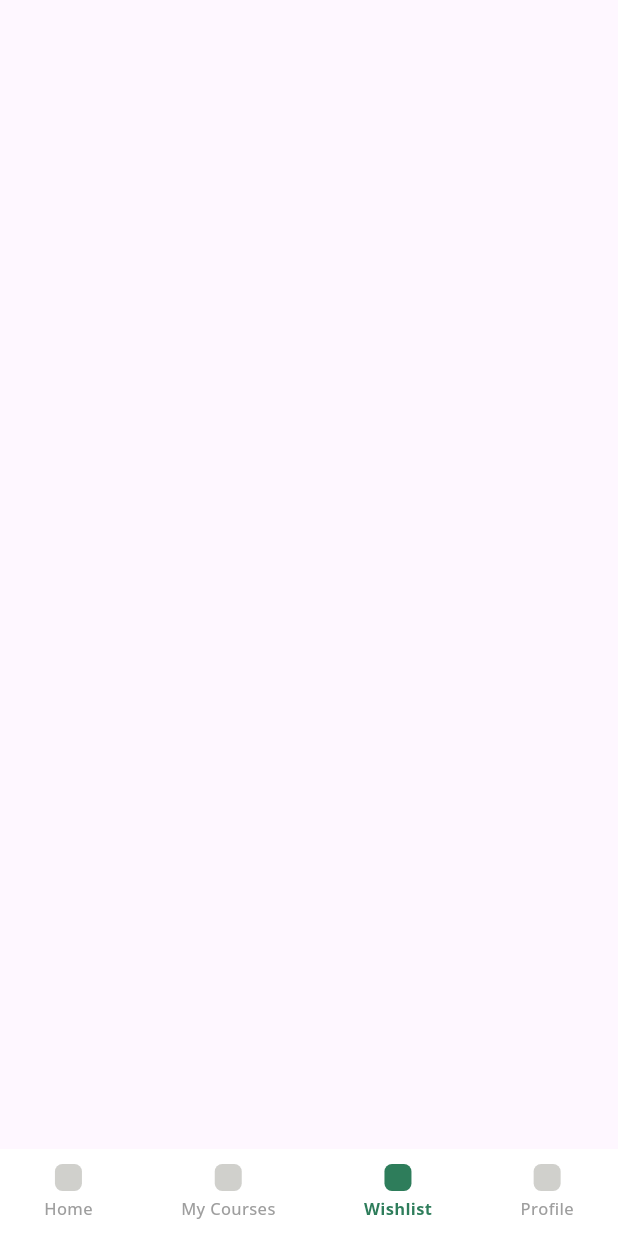
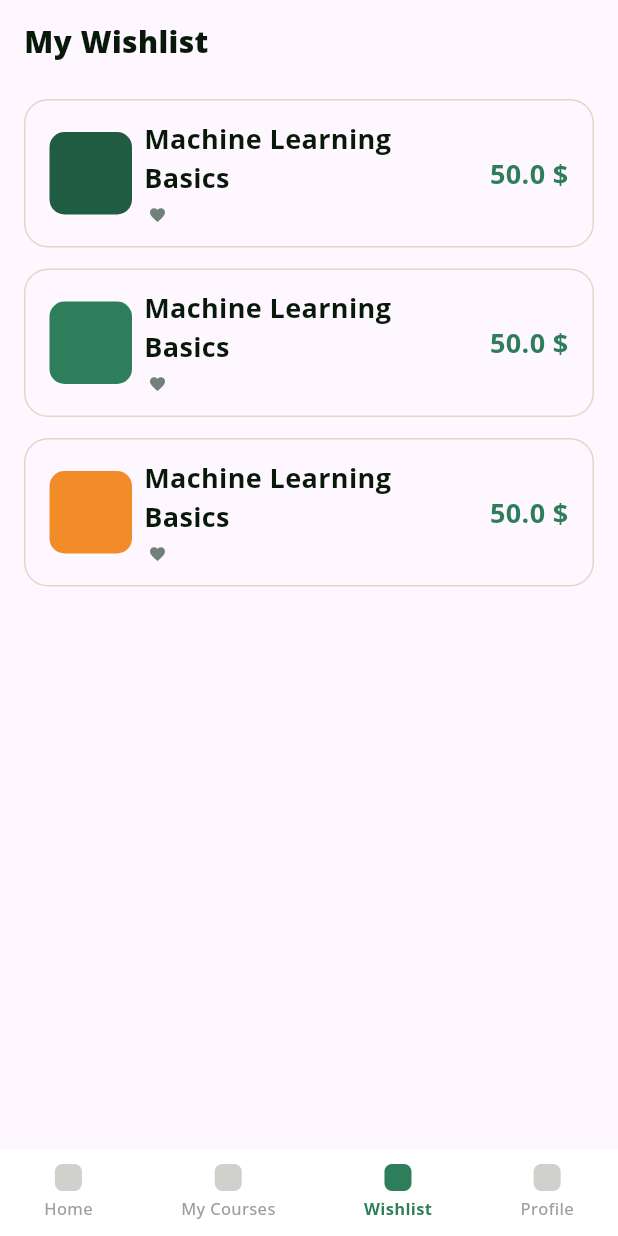
Before and after one commit to Mostafa-Ezzat11/Marefa, a Flutter app: the screen it shows after launch, item 3 of the bottom bar chosen, on a phone screen of 412 x 824 dp. Run offline on Flutter 3.47's test engine with Material 3 defaults, Android fonts, the phone set to English and light mode, and no system bars.

Commit message:
make wishlist view

```diff
--- a/lib/student/models/course_model.dart
+++ b/lib/student/models/course_model.dart
@@ -5,11 +5,13 @@ class Course {
   final int progress;
   final bool completed;
   final Color color;
+  final bool isFavorite;
 
   const Course({
     required this.title,
     required this.progress,
     required this.color,
     this.completed = false,
+    this.isFavorite = false,
   });
 }
--- a/lib/student/views/main_shell_view.dart
+++ b/lib/student/views/main_shell_view.dart
@@ -1,6 +1,7 @@
 import 'package:flutter/material.dart';
 import 'package:marefa/student/views/my_courses_view.dart';
 import 'package:marefa/student/views/payment_successful_view.dart.dart';
+import 'package:marefa/student/views/wish_list_view.dart';
 import 'package:marefa/student/widgets/bottom_nav.dart';
 
 class MainShell extends StatefulWidget {
@@ -12,7 +13,11 @@ class MainShell extends StatefulWidget {
 class _MainShellState extends State<MainShell> {
   int navIndex = 0;
 
-  final pages = const [PaymentSuccessfulView(), MyCoursesPage()];
+  final pages = const [
+    PaymentSuccessfulView(),
+    MyCoursesPage(),
+    WishListView(),
+  ];
 
   @override
   Widget build(BuildContext context) {
--- /dev/null
+++ b/lib/student/views/wish_list_view.dart
@@ -0,0 +1,50 @@
+import 'package:flutter/material.dart';
+import 'package:marefa/constants.dart';
+import 'package:marefa/student/widgets/wish_list_course_card.dart';
+
+class WishListView extends StatelessWidget {
+  const WishListView({super.key});
+
+  @override
+  Widget build(BuildContext context) {
+    return SafeArea(
+      child: Padding(
+        padding: const EdgeInsets.symmetric(horizontal: 16),
+        child: Column(
+          spacing: 5,
+          crossAxisAlignment: CrossAxisAlignment.start,
+          children: [
+            const SizedBox(height: 8),
+            const Text(
+              'My Wishlist',
+              style: TextStyle(
+                fontSize: 20,
+                color: AppColors.largeTextColor,
+                fontWeight: FontWeight.w800,
+              ),
+            ),
+            const SizedBox(height: 14),
+
+            WishListCourseCard(
+              courseName: 'Machine Learning Basics',
+              price: 50,
+              imageColor: AppColors.primaryDarkColor,
+            ),
+
+            WishListCourseCard(
+              courseName: 'Machine Learning Basics',
+              price: 50,
+              imageColor: AppColors.primaryColor,
+            ),
+
+            WishListCourseCard(
+              courseName: 'Machine Learning Basics',
+              price: 50,
+              imageColor: AppColors.orangeColor,
+            ),
+          ],
+        ),
+      ),
+    );
+  }
+}
--- /dev/null
+++ b/lib/student/widgets/wish_list_course_card.dart
@@ -0,0 +1,84 @@
+import 'package:flutter/material.dart';
+import 'package:marefa/constants.dart';
+
+class WishListCourseCard extends StatelessWidget {
+  final String courseName;
+  final double price;
+  final Color imageColor;
+
+  const WishListCourseCard({
+    super.key,
+    required this.courseName,
+    required this.price,
+    required this.imageColor,
+  });
+
+  @override
+  Widget build(BuildContext context) {
+    return Container(
+      padding: const EdgeInsets.symmetric(
+        horizontal: 16,
+        vertical: 12,
+      ),
+      margin: const EdgeInsets.only(bottom: 9),
+      decoration: BoxDecoration(
+        borderRadius: BorderRadius.circular(16),
+        border: Border.all(color: const Color(0xFFE5D7C5), width: 1),
+      ),
+      child: Row(
+        children: [
+          // Course Image
+          Container(
+            width: 55,
+            height: 55,
+            decoration: BoxDecoration(
+              color: imageColor,
+              borderRadius: BorderRadius.circular(10),
+            ),
+          ),
+
+          const SizedBox(width: 8),
+
+          // Course Name and Favorite Icon
+          Expanded(
+            child: Column(
+              crossAxisAlignment: CrossAxisAlignment.start,
+              mainAxisSize: MainAxisSize.min,
+              children: [
+                Text(
+                  courseName,
+                  style: const TextStyle(
+                    fontSize: 18,
+                    fontWeight: FontWeight.bold,
+                    color: AppColors.largeTextColor,
+                  ),
+                ),
+                const SizedBox(height: 3),
+                Padding(
+                  padding: const EdgeInsets.all(3),
+                  child: const Icon(
+                    Icons.favorite,
+                    size: 12,
+                    color: Color(0xFF718078),
+                  ),
+                ),
+              ],
+            ),
+          ),
+
+          const SizedBox(width: 6),
+
+          // Course Price
+          Text(
+            '${price.toString()} \$',
+            style: const TextStyle(
+              fontSize: 18,
+              fontWeight: FontWeight.bold,
+              color: AppColors.primaryColor,
+            ),
+          ),
+        ],
+      ),
+    );
+  }
+}
```
